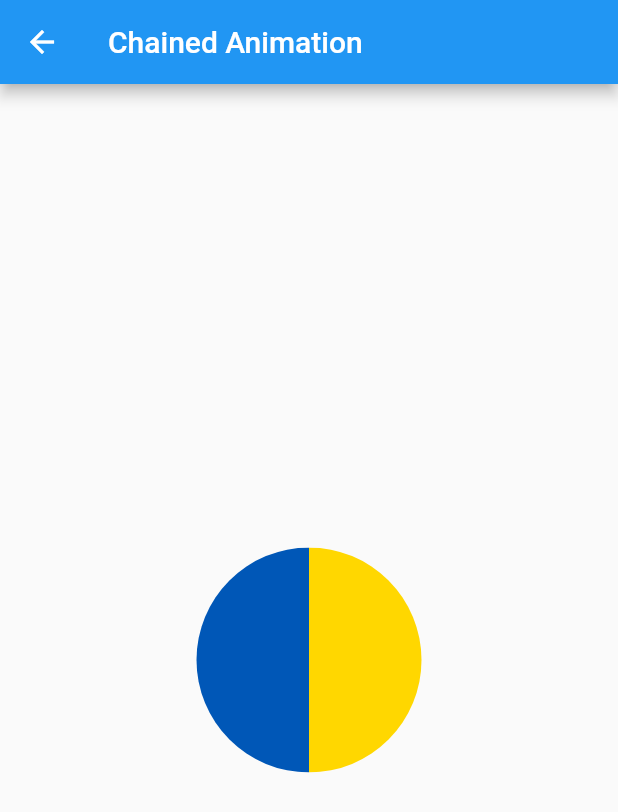
After one commit to sohailokzz/animations_in_flutter, a Flutter app: the screen it shows after launch, after a tap on "Chained Animation", on a phone screen of 412 x 824 dp. The commit adds this screen. Shown: the top 812 px of the screen. Run offline on Flutter 3.47's test engine with Material 2 defaults, Android fonts, the phone set to English and light mode, and no system bars; our stand-ins replace lottie.

Commit message:
Chained Animation Initial

```diff
--- /dev/null
+++ b/lib/examples/chained_animation.dart
@@ -0,0 +1,95 @@
+import 'package:flutter/material.dart';
+
+class ChainedAnimation extends StatefulWidget {
+  const ChainedAnimation({super.key});
+
+  @override
+  State<ChainedAnimation> createState() => _ChainedAnimationState();
+}
+
+class _ChainedAnimationState extends State<ChainedAnimation> {
+  @override
+  Widget build(BuildContext context) {
+    return Scaffold(
+      appBar: AppBar(
+        title: const Text('Chained Animation'),
+      ),
+      body: Center(
+        child: Row(
+          mainAxisAlignment: MainAxisAlignment.center,
+          children: [
+            ClipPath(
+              clipper: HalfCircleClipper(
+                circleSides: CircleSides.left,
+              ),
+              child: Container(
+                color: const Color(0xff0057b7),
+                width: 150,
+                height: 150,
+              ),
+            ),
+            ClipPath(
+              clipper: HalfCircleClipper(
+                circleSides: CircleSides.right,
+              ),
+              child: Container(
+                color: const Color(0xffffd700),
+                width: 150,
+                height: 150,
+              ),
+            ),
+          ],
+        ),
+      ),
+    );
+  }
+}
+
+enum CircleSides {
+  left,
+  right,
+}
+
+extension ToPath on CircleSides {
+  Path toPath(Size size) {
+    final path = Path();
+
+    late Offset offset;
+    late bool clockWise;
+
+    switch (this) {
+      case CircleSides.left:
+        path.moveTo(size.width, 0);
+        offset = Offset(size.width, size.height);
+        clockWise = false;
+        break;
+      case CircleSides.right:
+        offset = Offset(0, size.height);
+        clockWise = true;
+        break;
+    }
+    path.arcToPoint(
+      offset,
+      radius: Radius.elliptical(
+        size.width / 2,
+        size.height / 2,
+      ),
+      clockwise: clockWise,
+    );
+
+    path.close();
+    return path;
+  }
+}
+
+class HalfCircleClipper extends CustomClipper<Path> {
+  final CircleSides circleSides;
+  HalfCircleClipper({
+    required this.circleSides,
+  });
+  @override
+  Path getClip(Size size) => circleSides.toPath(size);
+
+  @override
+  bool shouldReclip(covariant CustomClipper<Path> oldClipper) => true;
+}
--- a/lib/home_page.dart
+++ b/lib/home_page.dart
@@ -56,6 +56,16 @@ class HomePage extends StatelessWidget {
               },
               child: const Text('Tween Color Animation'),
             ),
+            10.ph,
+            ElevatedButton(
+              onPressed: () {
+                Navigator.pushNamed(
+                  context,
+                  RoutesName.chainedanimation,
+                );
+              },
+              child: const Text('Chained Animation'),
+            ),
           ],
         ),
       ),
--- a/lib/routes/routes.dart
+++ b/lib/routes/routes.dart
@@ -1,3 +1,4 @@
+import 'package:animation_in_flutter/examples/chained_animation.dart';
 import 'package:animation_in_flutter/examples/hero_animation.dart';
 import 'package:animation_in_flutter/examples/implicit_animation.dart';
 import 'package:animation_in_flutter/examples/lottie_animation.dart';
@@ -35,6 +36,11 @@ class Routes {
           builder: (BuildContext context) => const TweenColorAnimation(),
         );
 
+      case RoutesName.chainedanimation:
+        return MaterialPageRoute(
+          builder: (BuildContext context) => const ChainedAnimation(),
+        );
+
       default:
         return MaterialPageRoute(
           builder: (_) {
--- a/lib/routes/routes_name.dart
+++ b/lib/routes/routes_name.dart
@@ -4,4 +4,5 @@ class RoutesName {
   static const String implicitanimation = 'implicit_animation';
   static const String lottieanimation = 'lottie_animations';
   static const String tweenanimation = 'tween_animations';
+  static const String chainedanimation = 'chained_animation';
 }
```
